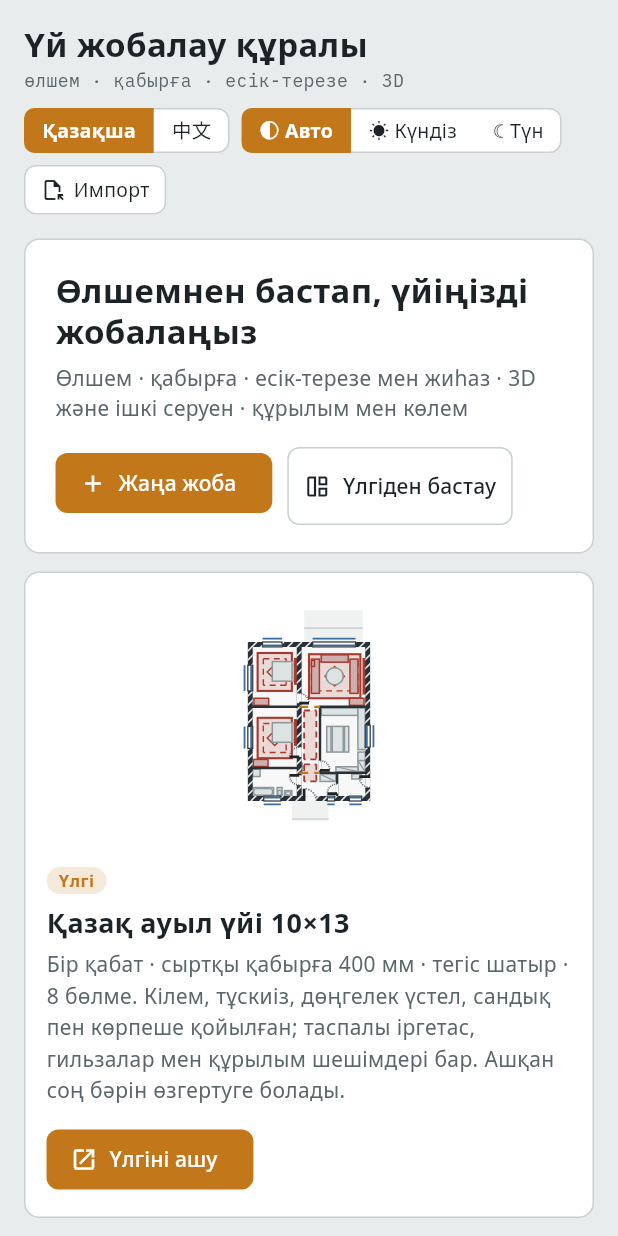
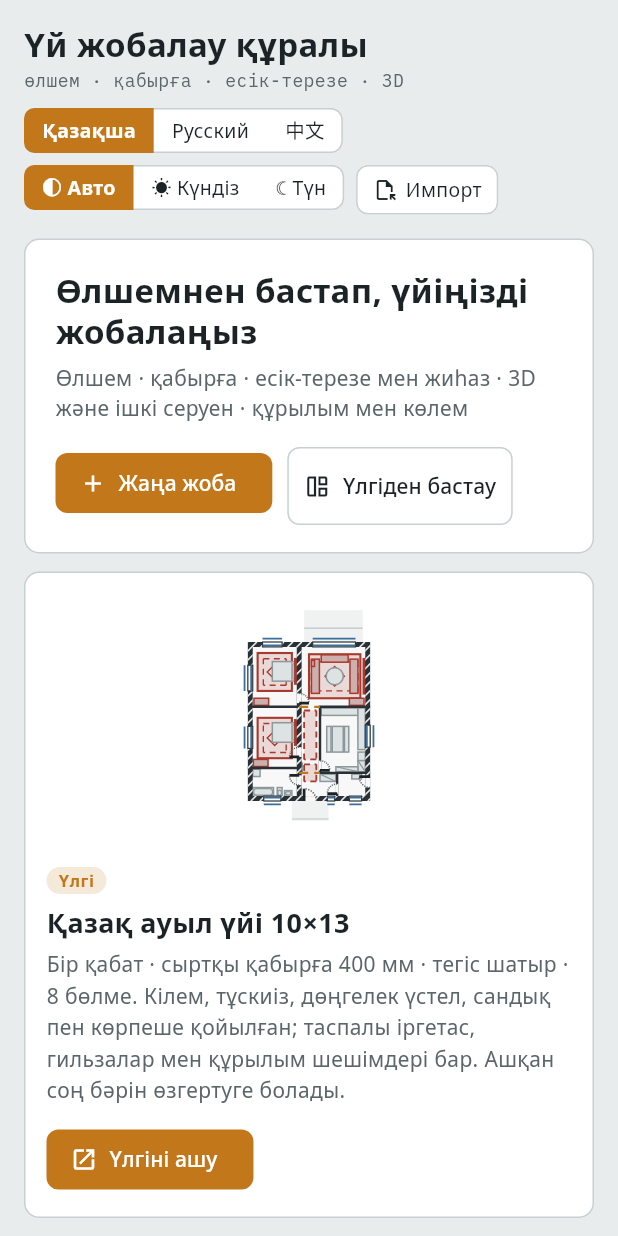
Before and after one commit to eq-devs/yusal, a Flutter app: the screen it shows after launch, after a tap on "Қазақша", on a phone screen of 412 x 824 dp. Run offline on Flutter 3.47's test engine with Material 3 defaults, Android fonts, the phone set to English and light mode, and no system bars; our stand-ins replace flutter_image_compress, flutter_riverpod, pdf, share_plus, shared_preferences; missing offline and left inert: file_selector.

Commit message:
Add Russian and design-home hooks for finding builders and backup
Co-Authored-By: Claude Opus 5.5 <noreply@anthropic.com>
Claude-Session: https://claude.ai/code/session_01UkwYFv4YA3Mk3WNjHHEwwi

```diff
--- a/lib/app/settings.dart
+++ b/lib/app/settings.dart
@@ -2,7 +2,9 @@ import 'dart:ui' show PlatformDispatcher;
 import 'package:flutter/widgets.dart';
 import 'package:shared_preferences/shared_preferences.dart';
 
-enum AppLang { zh, kk }
+/// Chinese, Kazakh and Russian. The design tool is written in Chinese and
+/// Kazakh; in Russian it shows its Kazakh text until it is translated.
+enum AppLang { zh, kk, ru }
 
 enum ThemeChoice { auto, day, night }
 
@@ -22,9 +24,11 @@ class AppSettings extends ChangeNotifier {
       final savedLang = prefs.getString('house-lang'),
           savedTheme = prefs.getString('house-theme');
       lang = AppLang.values.where((l) => l.name == savedLang).firstOrNull ??
-          (PlatformDispatcher.instance.locale.languageCode == 'zh'
-              ? AppLang.zh
-              : AppLang.kk);
+          switch (PlatformDispatcher.instance.locale.languageCode) {
+            'zh' => AppLang.zh,
+            'ru' => AppLang.ru,
+            _ => AppLang.kk,
+          };
       theme = ThemeChoice.values.where((t) => t.name == savedTheme).firstOrNull ??
           ThemeChoice.auto;
     } catch (_) {
@@ -63,10 +67,22 @@ class AppScope extends InheritedNotifier<AppSettings> {
       AppSettings.instance;
 }
 
-bool get isKk => AppSettings.instance.lang == AppLang.kk;
+/// Cyrillic interface: Kazakh, or Russian falling back to Kazakh where only
+/// Chinese and Kazakh text exist.
+bool get isKk => AppSettings.instance.lang != AppLang.zh;
 
-/// Every interface string is written as a Chinese / Kazakh pair.
+bool get isRu => AppSettings.instance.lang == AppLang.ru;
+
+/// Every design-tool string is written as a Chinese / Kazakh pair.
 String tr(String zh, String kk) => isKk ? kk : zh;
+
+/// Platform strings come in all three languages.
+String tr3(String zh, String kk, String ru) =>
+    switch (AppSettings.instance.lang) {
+      AppLang.zh => zh,
+      AppLang.kk => kk,
+      AppLang.ru => ru,
+    };
 
 /// Kazakh writes decimals with a comma.
 String dec(String number) => isKk ? number.replaceAll('.', ',') : number;
--- a/lib/features/editor/home_screen.dart
+++ b/lib/features/editor/home_screen.dart
@@ -1,8 +1,20 @@
 part of '../house_editor.dart';
 
 class HouseHome extends StatefulWidget {
-  const HouseHome({super.key, this.store});
+  const HouseHome(
+      {super.key,
+      this.store,
+      this.onFindBuilders,
+      this.onBackup,
+      this.reload});
   final ProjectStore? store;
+
+  /// Platform hooks: publish a demand from a design and back it up. The
+  /// design tool works without them.
+  final void Function(ProjectEntry entry)? onFindBuilders, onBackup;
+
+  /// Fires when designs were added from outside, e.g. restored backups.
+  final Listenable? reload;
   @override
   State<HouseHome> createState() => _HouseHomeState();
 }
@@ -46,6 +58,7 @@ class _HouseHomeState extends State<HouseHome> {
   @override
   void initState() {
     super.initState();
+    widget.reload?.addListener(refresh);
     refresh().then((_) => reopenLast());
     if (!kIsWeb) {
       importChannel.setMethodCallHandler((call) async {
@@ -67,6 +80,7 @@ class _HouseHomeState extends State<HouseHome> {
 
   @override
   void dispose() {
+    widget.reload?.removeListener(refresh);
     if (!kIsWeb) importChannel.setMethodCallHandler(null);
     super.dispose();
   }
@@ -351,7 +365,11 @@ class _HouseHomeState extends State<HouseHome> {
             Seg<AppLang>(
                 label: 'Тіл / 语言',
                 value: app.lang,
-                items: const [(AppLang.kk, 'Қазақша'), (AppLang.zh, '中文')],
+                items: const [
+          (AppLang.kk, 'Қазақша'),
+          (AppLang.ru, 'Русский'),
+          (AppLang.zh, '中文')
+        ],
                 onChanged: app.setLang),
             Seg<ThemeChoice>(
                 value: app.theme,
@@ -507,6 +525,16 @@ class _HouseHomeState extends State<HouseHome> {
                             '${m(doc.footprint.width)} × ${m(doc.footprint.depth)} $unitM · ${doc.floors.length} ${tr('层', 'қабат')}',
                             style: mono(size: 12, color: t.muted)),
                       ])),
+                  if (widget.onFindBuilders != null)
+                    IconButton(
+                        tooltip: tr('找施工方', 'Мердігер іздеу'),
+                        icon: const Icon(Icons.engineering_outlined),
+                        onPressed: () => widget.onFindBuilders!(entry)),
+                  if (widget.onBackup != null)
+                    IconButton(
+                        tooltip: tr('备份到账号', 'Аккаунтқа сақтау'),
+                        icon: const Icon(Icons.cloud_upload_outlined),
+                        onPressed: () => widget.onBackup!(entry)),
                   IconButton(
                       tooltip: tr('删除设计', 'Жобаны жою'),
                       icon: const Icon(Icons.delete_outline),
```
Also changed, not shown: lib/features/editor/editor_header.dart (+7 -3 lines).
